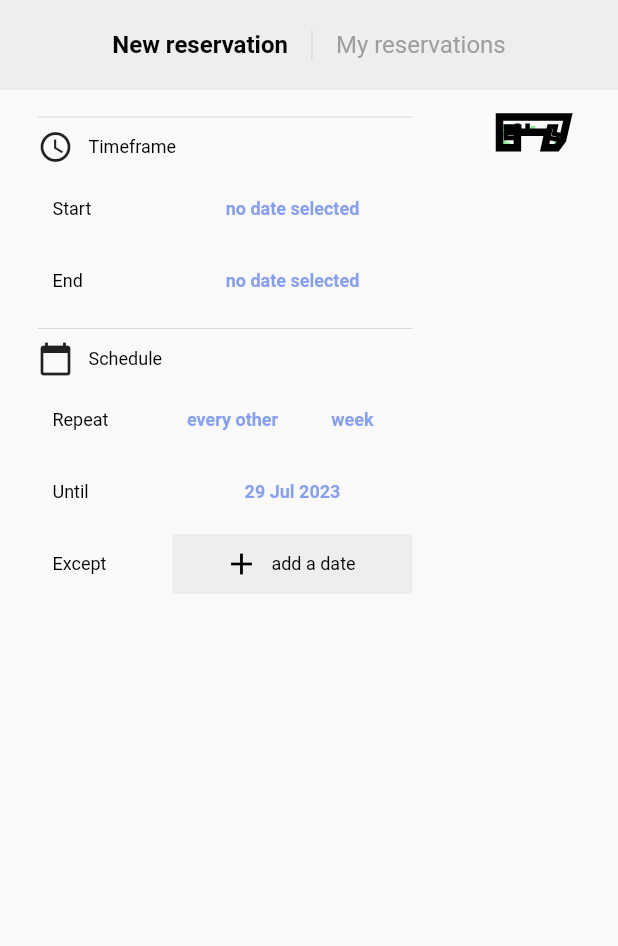
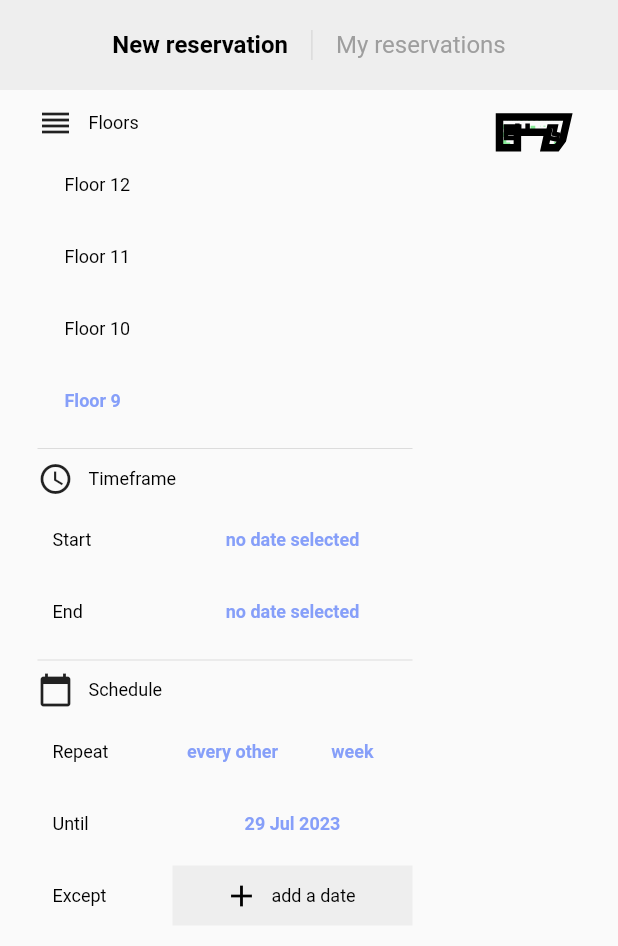
Before and after one commit to RubenH11/flexwork, a Flutter app: the screen it shows after launch, on a phone screen of 412 x 824 dp. Shown: the top 946 px of the screen. Run offline on Flutter 3.47's test engine with Material 2 defaults, Android fonts, the light colour scheme and no system bars; missing offline and left inert: dart:html.

Commit message:
Moved floors section of menu to its own file

```diff
--- /dev/null
+++ b/lib/new_reservation/newResFloors.dart
@@ -0,0 +1,92 @@
+import "package:flexwork/models/newReservationNotifier.dart";
+import "package:flutter/material.dart";
+import "package:provider/provider.dart";
+import "./newResMenu.dart";
+import "../widgets/plainTextButton.dart";
+import "../models/floors.dart";
+
+class NewReservationFloors extends StatefulWidget {
+  const NewReservationFloors({super.key});
+
+  @override
+  State<NewReservationFloors> createState() => _NewReservationFloorsState();
+}
+
+class _NewReservationFloorsState extends State<NewReservationFloors> {
+  @override
+  Widget build(BuildContext context) {
+    final newReservationNotifier = Provider.of<NewReservationNotifier>(context);
+    return Column(
+      children: [
+        Row(children: const [
+          Icon(Icons.reorder),
+          SizedBox(width: 10),
+          Text("Floors")
+        ]),
+        const SizedBox(height: 5),
+        Row(children: [
+          SizedBox(width: LABEL_INDENT),
+          Expanded(
+            child: PlainTextButton(
+                alignLeft: true,
+                text: "Floor 12",
+                selected: newReservationNotifier.getFloor() == Floors.f12,
+                onPressed: () {
+                  if (newReservationNotifier.getFloor() != Floors.f12) {
+                    newReservationNotifier.setFloor(Floors.f12);
+                    newReservationNotifier.setRoomNumber(null);
+                  }
+                }),
+          ),
+        ]),
+        Row(children: [
+          SizedBox(width: LABEL_INDENT),
+          Expanded(
+            child: PlainTextButton(
+                alignLeft: true,
+                text: "Floor 11",
+                selected: newReservationNotifier.getFloor() == Floors.f11,
+                onPressed: () {
+                  if (newReservationNotifier.getFloor() != Floors.f11) {
+                    newReservationNotifier.setFloor(Floors.f11);
+                    newReservationNotifier.setRoomNumber(null);
+                  }
+                }),
+          ),
+        ]),
+        Row(children: [
+          SizedBox(width: LABEL_INDENT),
+          Expanded(
+            child: PlainTextButton(
+                alignLeft: true,
+                text: "Floor 10",
+                selected: newReservationNotifier.getFloor() == Floors.f10,
+                onPressed: () {
+                  if (newReservationNotifier.getFloor() != Floors.f10) {
+                    newReservationNotifier.setFloor(Floors.f10);
+                    newReservationNotifier.setRoomNumber(null);
+                  }
+                }),
+          ),
+        ]),
+        Row(
+          children: [
+            SizedBox(width: LABEL_INDENT),
+            Expanded(
+              child: PlainTextButton(
+                  alignLeft: true,
+                  text: "Floor 9",
+                  selected: newReservationNotifier.getFloor() == Floors.f9,
+                  onPressed: () {
+                    if (newReservationNotifier.getFloor() != Floors.f9) {
+                      newReservationNotifier.setFloor(Floors.f9);
+                      newReservationNotifier.setRoomNumber(null);
+                    }
+                  }),
+            ),
+          ],
+        )
+      ],
+    );
+  }
+}
--- a/lib/new_reservation/newResMenu.dart
+++ b/lib/new_reservation/newResMenu.dart
@@ -7,12 +7,12 @@ import "../widgets/plainElevatedButton.dart";
 import "../models/floors.dart";
 import '../models/newReservationNotifier.dart';
 import "./newResTimeFrame.dart";
+import "./newResFloors.dart";
+
+const LABEL_INDENT = 10.0;
 
 class NewReservationMenu extends StatelessWidget {
   NewReservationMenu({super.key});
-
-  final LABEL_INDENT = 10.0;
-  final FUNCTION_INDENT = 90.0;
 
   @override
   Widget build(BuildContext context) {
@@ -20,74 +20,7 @@ class NewReservationMenu extends StatelessWidget {
 
     return Column(
       children: [
-        //  -------- Floors --------
-        // Row(children: const [
-        //   Icon(Icons.reorder),
-        //   SizedBox(width: 10),
-        //   Text("Floors")
-        // ]),
-        // const SizedBox(height: 5),
-        // Row(children: [
-        //   SizedBox(width: LABEL_INDENT),
-        //   Expanded(
-        //     child: PlainTextButton(
-        //         alignLeft: true,
-        //         text: "Floor 12",
-        //         selected: newReservationNotifier.getFloor() == Floors.f12,
-        //         onPressed: () {
-        //           if (newReservationNotifier.getFloor() != Floors.f12) {
-        //             newReservationNotifier.setFloor(Floors.f12);
-        //             newReservationNotifier.setRoomNumber(null);
-        //           }
-        //         }),
-        //   ),
-        // ]),
-        // Row(children: [
-        //   SizedBox(width: LABEL_INDENT),
-        //   Expanded(
-        //     child: PlainTextButton(
-        //         alignLeft: true,
-        //         text: "Floor 11",
-        //         selected: newReservationNotifier.getFloor() == Floors.f11,
-        //         onPressed: () {
-        //           if (newReservationNotifier.getFloor() != Floors.f11) {
-        //             newReservationNotifier.setFloor(Floors.f11);
-        //             newReservationNotifier.setRoomNumber(null);
-        //           }
-        //         }),
-        //   ),
-        // ]),
-        // Row(children: [
-        //   SizedBox(width: LABEL_INDENT),
-        //   Expanded(
-        //     child: PlainTextButton(
-        //         alignLeft: true,
-        //         text: "Floor 10",
-        //         selected: newReservationNotifier.getFloor() == Floors.f10,
-        //         onPressed: () {
-        //           if (newReservationNotifier.getFloor() != Floors.f10) {
-        //             newReservationNotifier.setFloor(Floors.f10);
-        //             newReservationNotifier.setRoomNumber(null);
-        //           }
-        //         }),
-        //   ),
-        // ]),
-        // Row(children: [
-        //   SizedBox(width: LABEL_INDENT),
-        //   Expanded(
-        //     child: PlainTextButton(
-        //         alignLeft: true,
-        //         text: "Floor 9",
-        //         selected: newReservationNotifier.getFloor() == Floors.f9,
-        //         onPressed: () {
-        //           if (newReservationNotifier.getFloor() != Floors.f9) {
-        //             newReservationNotifier.setFloor(Floors.f9);
-        //             newReservationNotifier.setRoomNumber(null);
-        //           }
-        //         }),
-        //   ),
-        // ]),
-
+        NewReservationFloors(),
         Divider(),
         NewReservationTimeFrame(),
         Divider(),
@@ -145,7 +78,7 @@ class MenuItem extends StatelessWidget {
     return Row(
       children: [
         SizedBox(
-          width: 10,
+          width: LABEL_INDENT,
         ),
         SizedBox(
           width: 80,
```
